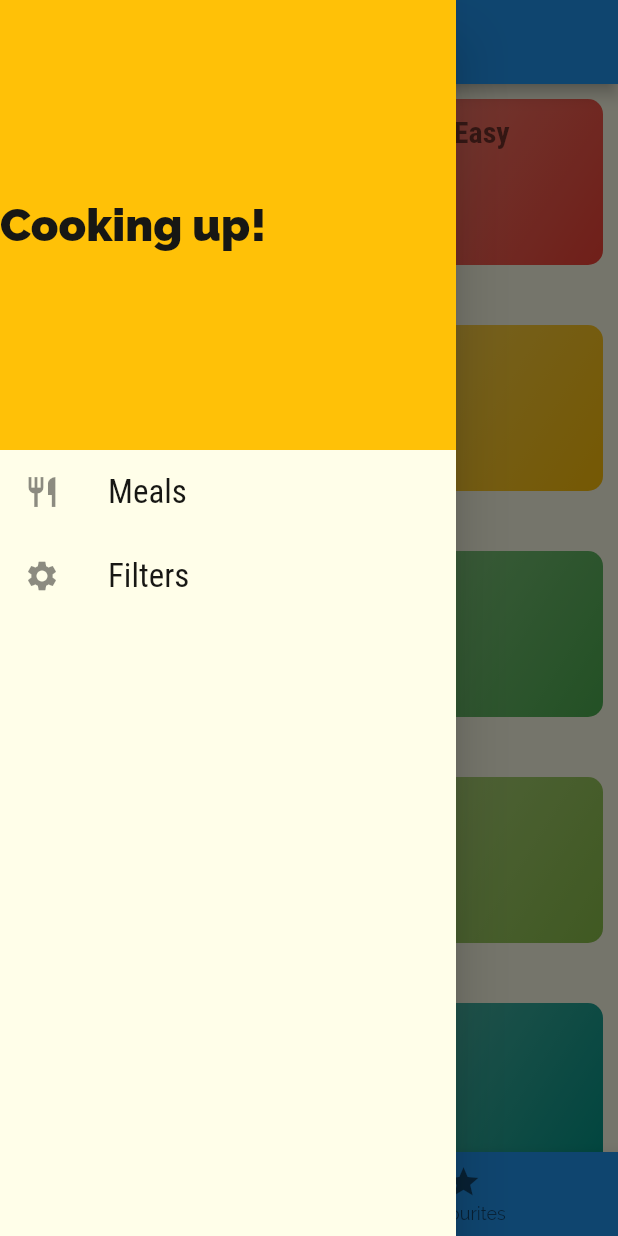
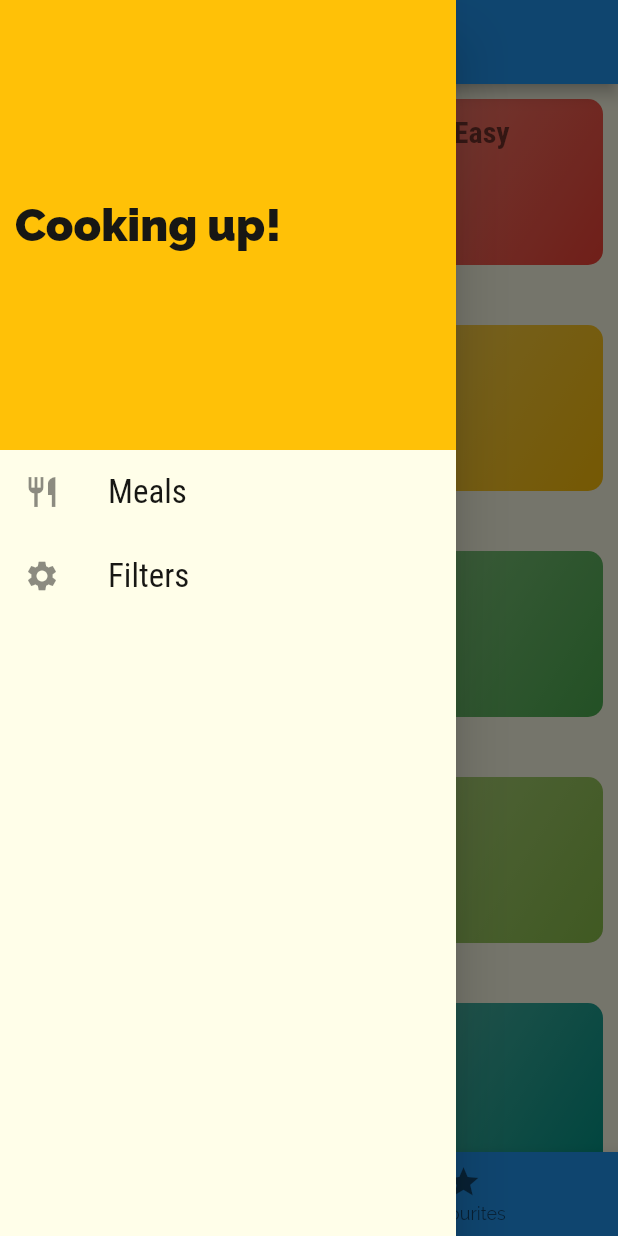
Before and after one commit to cranium44/meal_app_tutorial, a Flutter app: the screen it shows after launch, with the side drawer open, on a phone screen of 412 x 824 dp. Run offline on Flutter 3.47's test engine with Material 2 defaults, Android fonts, the phone set to English and light mode, and no system bars.

```diff
--- a/lib/main.dart
+++ b/lib/main.dart
@@ -1,5 +1,5 @@
 import 'package:flutter/material.dart';
-import 'package:meal_app_tutorial/screens/home/categories_screen.dart';
+import 'package:meal_app_tutorial/screens/filters_screen.dart';
 import 'package:meal_app_tutorial/screens/meal-detail/meal_detail_screen.dart';
 import 'package:meal_app_tutorial/screens/meals/category_meals_screen.dart';
 import 'package:meal_app_tutorial/screens/tab/tab_screen.dart';
@@ -50,6 +50,7 @@ class MyApp extends StatelessWidget {
       routes: {
         CategoryMealsScreen.routeName: (ctx) => CategoryMealsScreen(),
         MealDetailScreen.routeName: (ctx) => MealDetailScreen(),
+        FiltersScreen.routeName: (ctx) => FiltersScreen(),
       },
     );
   }
--- a/lib/widgets/drawer.dart
+++ b/lib/widgets/drawer.dart
@@ -1,4 +1,5 @@
 import 'package:flutter/material.dart';
+import 'package:meal_app_tutorial/screens/filters_screen.dart';
 
 class MainDrawer extends StatelessWidget {
   Widget _buildListTile(String title, IconData icon, Function handler) {
@@ -22,6 +23,7 @@ class MainDrawer extends StatelessWidget {
             width: double.infinity,
             color: Theme.of(context).accentColor,
             alignment: Alignment.centerLeft,
+            padding: const EdgeInsets.all(10),
             child: Text(
               "Cooking up!",
               style: Theme.of(context)
@@ -33,7 +35,9 @@ class MainDrawer extends StatelessWidget {
           _buildListTile("Meals", Icons.restaurant, () {
             Navigator.of(context).pushNamed('/');
           }),
-          _buildListTile('Filters', Icons.settings, () {}),
+          _buildListTile('Filters', Icons.settings, () {
+            Navigator.of(context).pushNamed(FiltersScreen.routeName);
+          }),
         ],
       ),
     );
```
Also changed, not shown: lib/screens/filters_screen.dart (added, +10 -0 lines).
